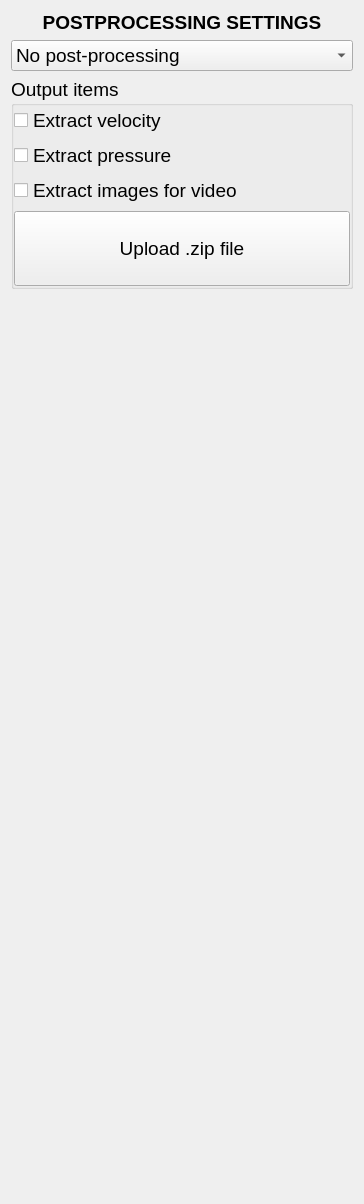
NHERI-SimCenter/HydroUQ, file EVENTS/GeoClawOpenFOAM/postprocess.ui: the form before one commit.
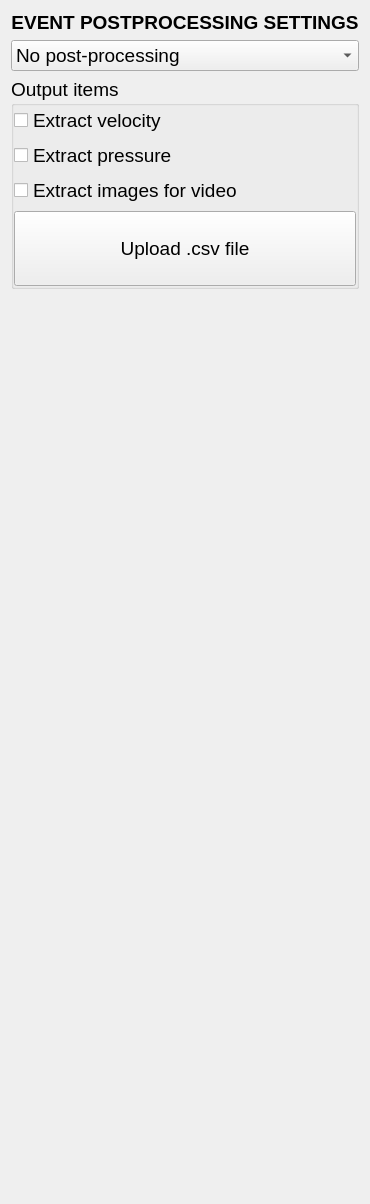
The form after the commit.

What changed in the file:
```diff
--- a/EVENTS/GeoClawOpenFOAM/postprocess.ui
+++ b/EVENTS/GeoClawOpenFOAM/postprocess.ui
@@ -22,7 +22,7 @@
       </font>
      </property>
      <property name="text">
-      <string>&lt;html&gt;&lt;head/&gt;&lt;body&gt;&lt;p&gt;&lt;span style=&quot; font-weight:600;&quot;&gt;POSTPROCESSING SETTINGS&lt;/span&gt;&lt;/p&gt;&lt;/body&gt;&lt;/html&gt;</string>
+      <string>&lt;html&gt;&lt;head/&gt;&lt;body&gt;&lt;p&gt;&lt;span style=&quot; font-weight:600;&quot;&gt;EVENT POSTPROCESSING SETTINGS&lt;/span&gt;&lt;/p&gt;&lt;/body&gt;&lt;/html&gt;</string>
      </property>
      <property name="alignment">
       <set>Qt::AlignCenter</set>
@@ -116,6 +116,8 @@
           <property name="font">
            <font>
             <pointsize>14</pointsize>
+            <weight>50</weight>
+            <bold>false</bold>
            </font>
           </property>
           <property name="toolTip">
@@ -126,7 +128,7 @@
           </property>
           <property name="text">
            <string>
-Upload .zip file
+Upload .csv file
 </string>
           </property>
          </widget>
```
Left out of the diff: 2 changed lines with no effect on the pictures.
